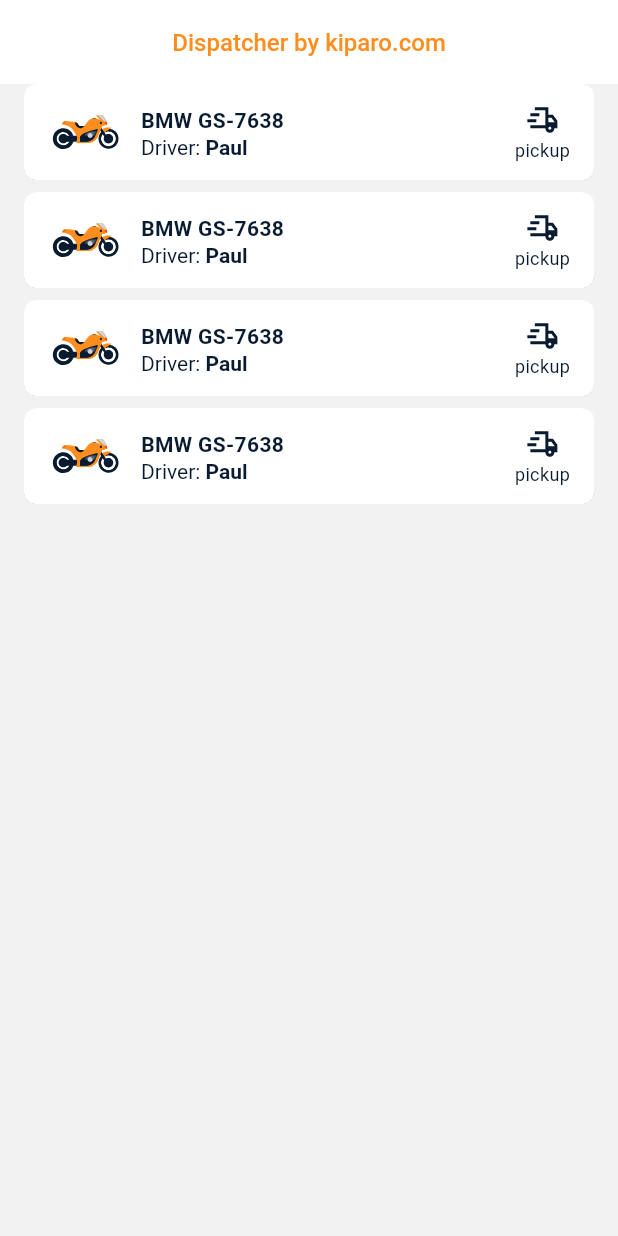
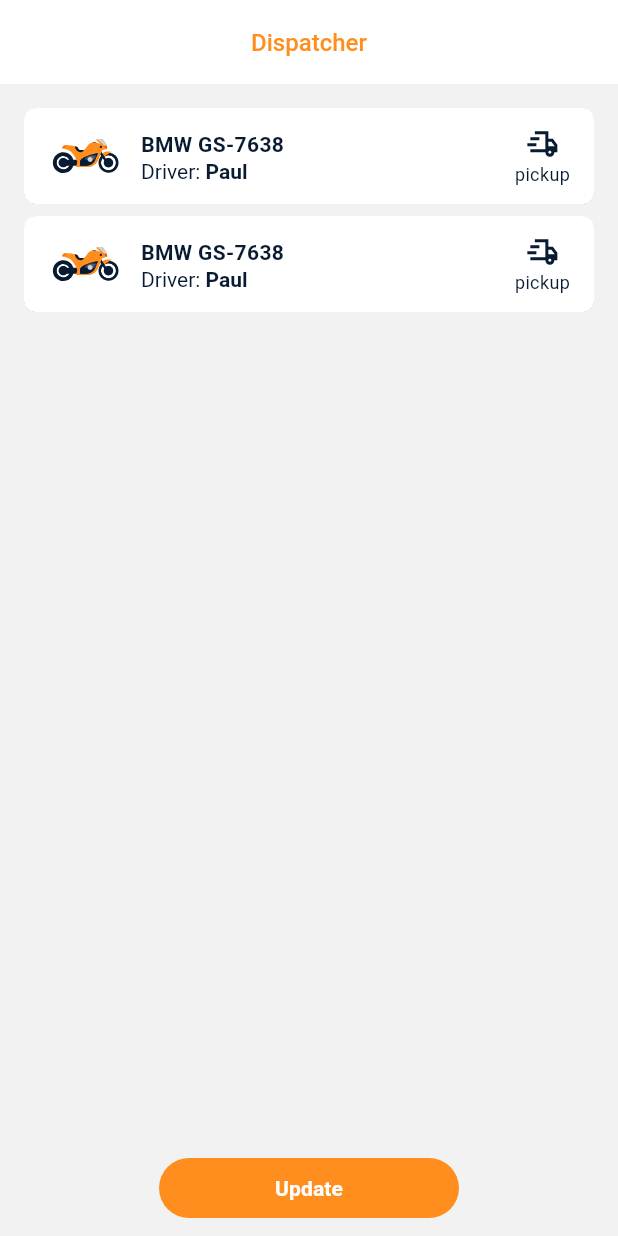
Before and after one commit to samvel200/new_app, a Flutter app: the screen it shows after launch, on a phone screen of 412 x 824 dp. Run offline on Flutter 3.47's test engine with Material 3 defaults, Android fonts, the phone set to English and light mode, and no system bars; our stand-ins replace flutter_svg.

Commit message:
add button & error dialog

```diff
--- /dev/null
+++ b/lib/design/style.dart
@@ -0,0 +1,44 @@
+import 'package:flutter/material.dart';
+import 'package:new_app/design/color.dart';
+
+const TextStyle promaryTextStyle = TextStyle(
+  color: promaryColor,
+  fontSize: 16,
+  fontWeight: FontWeight.w500,
+);
+
+const TextStyle accentButtonTextStyle = TextStyle(
+  color: surfaceColor,
+  fontSize: 14,
+  fontWeight: FontWeight.w600,
+);
+
+const TextStyle head1TextStyle = TextStyle(
+  color: secondaryColor,
+  fontSize: 24,
+  fontWeight: FontWeight.w600,
+);
+
+const TextStyle body1TextStyle = TextStyle(
+  color: secondaryColor,
+  fontSize: 16,
+  fontWeight: FontWeight.w400,
+);
+
+const TextStyle body2TextStyle = TextStyle(
+  color: secondaryColor,
+  fontSize: 14,
+  fontWeight: FontWeight.w600,
+);
+////////////////////////
+const TextStyle hint1TextStyle = TextStyle(
+  color: secondaryVariantColor,
+  fontSize: 14,
+  fontWeight: FontWeight.w400,
+);
+
+const TextStyle hint2TextStyle = TextStyle(
+  color: secondaryVariantColor,
+  fontSize: 12,
+  fontWeight: FontWeight.w400,
+);
--- a/lib/design/vehicle/vehicle_item.dart
+++ b/lib/design/vehicle/vehicle_item.dart
@@ -1,6 +1,7 @@
 import 'package:flutter/material.dart';
 import 'package:new_app/design/color.dart';
 import 'package:new_app/design/images.dart';
+import 'package:new_app/design/style.dart';
 
 class VehicleItem extends StatelessWidget {
   const VehicleItem({super.key});
@@ -42,34 +43,16 @@ class VehicleItem extends StatelessWidget {
               maxLines: 2,
               overflow: TextOverflow.ellipsis,
               'BMW GS-7638',
-              style: TextStyle(
-                color: secondaryColor,
-                fontSize: 14,
-                fontWeight: FontWeight.w600,
-              ),
+              style: body2TextStyle,
             ),
-            //
+
             RichText(
               maxLines: 1,
               overflow: TextOverflow.ellipsis,
               text: const TextSpan(
-                style: TextStyle(fontSize: 14),
                 children: <TextSpan>[
-                  TextSpan(
-                    text: 'Driver: ',
-                    style: TextStyle(
-                      color: secondaryVariantColor,
-                      fontWeight: FontWeight.w400,
-                    ),
-                  ),
-                  TextSpan(
-                    text: 'Paul',
-
-                    style: TextStyle(
-                      color: secondaryColor,
-                      fontWeight: FontWeight.w600,
-                    ),
-                  ),
+                  TextSpan(text: 'Driver: ', style: hint1TextStyle),
+                  TextSpan(text: 'Paul', style: body2TextStyle),
                 ],
               ),
             ),
@@ -86,14 +69,7 @@ class VehicleItem extends StatelessWidget {
         mainAxisAlignment: MainAxisAlignment.center,
         children: <Widget>[
           statePickupImage,
-          const Text(
-            'pickup',
-            style: TextStyle(
-              color: secondaryVariantColor,
-              fontSize: 12,
-              fontWeight: FontWeight.w400,
-            ),
-          ),
+          const Text('pickup', style: hint2TextStyle),
         ],
       ),
     );
--- a/lib/design/vehicle/vehicle_list.dart
+++ b/lib/design/vehicle/vehicle_list.dart
@@ -1,19 +1,34 @@
 import 'package:flutter/material.dart';
+import 'package:new_app/design/dialog/error_dialog.dart';
 
 import 'package:new_app/design/vehicle/vehicle_item.dart';
+import 'package:new_app/design/widgets/accent_button.dart';
 
 class VehicleList extends StatelessWidget {
   const VehicleList({super.key});
 
   @override
   Widget build(BuildContext context) {
-    return Stack(children: <Widget>[_list(), _updateButton()]);
+    return Stack(
+      children: <Widget>[
+        _list(context),
+        Align(alignment: Alignment.bottomCenter, child: _updateButton(context)),
+      ],
+    );
   }
 
-  Widget _list() {
+  Widget _list(BuildContext context) {
+    final safeBottomPadding = MediaQuery.of(context).padding.bottom;
+    final bottomPadding = (safeBottomPadding + 8) * 2 + 40;
+
     return ListView.separated(
-      itemCount: 4,
-      padding: const EdgeInsets.only(left: 16, right: 16),
+      itemCount: 2,
+      padding: EdgeInsets.only(
+        left: 16,
+        right: 16,
+        bottom: bottomPadding,
+        top: 16,
+      ),
       separatorBuilder: (BuildContext context, int index) {
         return const SizedBox(height: 8);
       },
@@ -23,7 +38,28 @@ class VehicleList extends StatelessWidget {
     );
   }
 
-  Widget _updateButton() {
-    return Container();
+  Widget _updateButton(BuildContext context) {
+    return SafeArea(
+      child: Padding(
+        padding: const EdgeInsets.only(left: 16, right: 16, bottom: 8),
+        child: AccentButton(
+          tittle: 'Update',
+          onTap: () {
+            _showErrorDialog(context);
+          },
+        ),
+      ),
+    );
+  }
+
+  void _showErrorDialog(BuildContext context) {
+    showDialog(
+      context: context,
+      builder: (BuildContext context) {
+        return ErrorDialog(
+          description: 'Server is unavailable. Please try again later',
+        );
+      },
+    );
   }
 }
--- a/lib/design/vehicle/vehicle_page.dart
+++ b/lib/design/vehicle/vehicle_page.dart
@@ -1,5 +1,6 @@
 import 'package:flutter/material.dart';
 import 'package:new_app/design/color.dart';
+import 'package:new_app/design/style.dart';
 import 'package:new_app/design/vehicle/vehicle_list.dart';
 
 class VehiclePage extends StatelessWidget {
@@ -9,14 +10,7 @@ class VehiclePage extends StatelessWidget {
   Widget build(BuildContext context) {
     return Scaffold(
       appBar: AppBar(
-        title: const Text(
-          'Dispatcher by kiparo.com',
-          style: TextStyle(
-            color: promaryColor,
-            fontSize: 16,
-            fontWeight: FontWeight.w500,
-          ),
-        ),
+        title: const Text('Dispatcher', style: promaryTextStyle),
         centerTitle: true,
         backgroundColor: surfaceColor,
       ),
--- /dev/null
+++ b/lib/design/widgets/accent_button.dart
@@ -0,0 +1,30 @@
+import 'package:flutter/material.dart';
+import 'package:new_app/design/color.dart';
+import 'package:new_app/design/style.dart';
+
+class AccentButton extends StatelessWidget {
+  final String tittle;
+  final Function() onTap;
+  const AccentButton({super.key, required this.tittle, required this.onTap});
+
+  @override
+  Widget build(BuildContext context) {
+    return ElevatedButton(
+      onPressed: onTap,
+      style: ElevatedButton.styleFrom(
+        minimumSize: const Size(200, 40),
+        maximumSize: const Size.fromHeight(40),
+        backgroundColor: promaryColor,
+        elevation: 0,
+        shape: RoundedRectangleBorder(borderRadius: BorderRadius.circular(20)),
+        padding: EdgeInsets.only(left: 16, right: 16),
+      ),
+      child: Text(
+        maxLines: 1,
+        overflow: TextOverflow.ellipsis,
+        tittle,
+        style: accentButtonTextStyle,
+      ),
+    );
+  }
+}
```
Also changed, not shown: lib/design/dialog/error_dialog.dart (added, +38 -0 lines).
